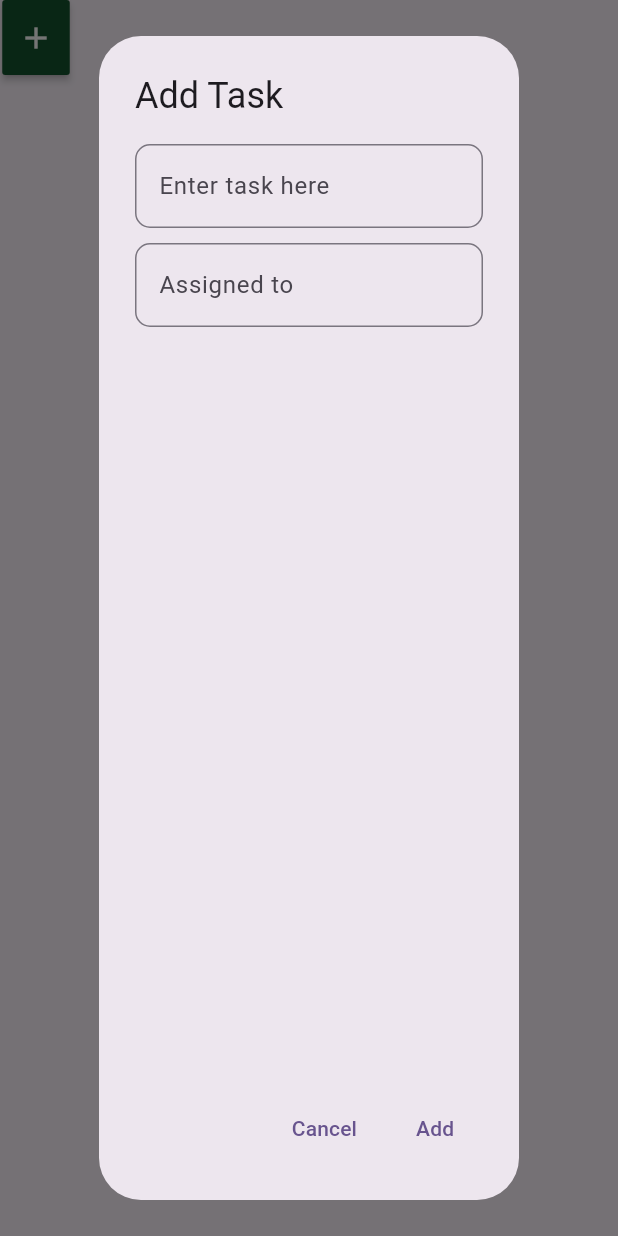
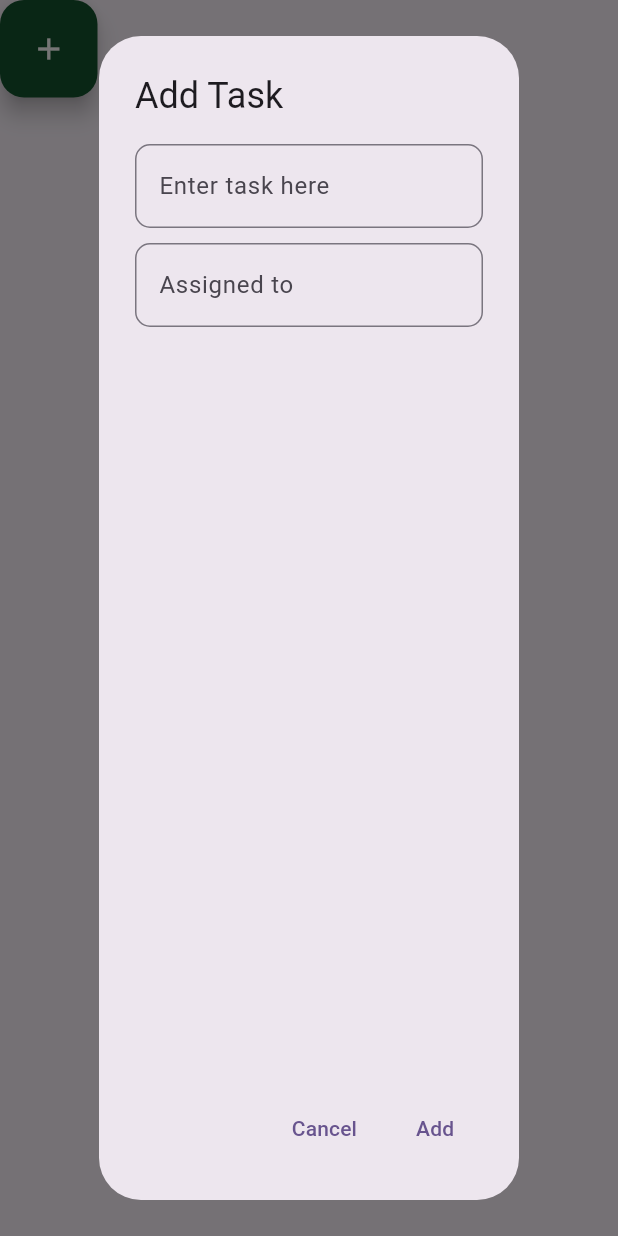
Before and after one commit to PG-002/CoHab, a Flutter app: the AddTasksButton widget shown alone on an empty page, opened directly with empty values, after a tap on the "add" icon, on a phone screen of 412 x 824 dp. Run offline on Flutter 3.47's test engine with Material 3 defaults, Android fonts, the phone set to English and light mode, and no system bars; our stand-ins replace geolocator, google_maps_flutter, jwt_decoder, lucide_icons, socket_io_client; missing offline and left inert: flutter_neat_and_clean_calendar; accounts and stored records are empty; network calls fail.

Commit message:
Update task_list.dart

```diff
--- a/cohab_mobile/lib/task_list.dart
+++ b/cohab_mobile/lib/task_list.dart
@@ -308,14 +308,6 @@ class _TaskListState extends State<TaskList> {
       body: Column(
         children: [
           const SizedBox(height: 5),
-          Row(
-            children: [
-              const SizedBox(width: 350),
-              AddTasksButton(
-                onAddTask: addTask,
-              ),
-            ],
-          ),
           Expanded(
             child: ListView.builder(
               itemCount: tasks.length,
@@ -340,6 +332,15 @@ class _TaskListState extends State<TaskList> {
               },
             ),
           ),
+          Row(
+            children: [
+              const SizedBox(width: 365),
+              AddTasksButton(
+                onAddTask: addTask,
+              ),
+            ],
+          ),
+          const SizedBox(height: 20,),
         ],
       ),
     );
@@ -416,13 +417,16 @@ class _TaskInputState extends State<TaskInput> {
 }
 
 class AddTasksButton extends StatelessWidget {
-  const AddTasksButton({super.key, required this.onAddTask});
+  const AddTasksButton({Key? key, required this.onAddTask}) : super(key: key);
 
   final Function(String) onAddTask;
 
   @override
   Widget build(BuildContext context) {
-    return MaterialButton(
+    return SizedBox(
+      width: 65.0, // Adjust width as needed
+      height: 65.0, // Adjust height as needed
+      child: FloatingActionButton(
         onPressed: () {
           showDialog(
             context: context,
@@ -450,14 +454,12 @@ class AddTasksButton extends StatelessWidget {
             },
           );
         },
-      color: const Color(0xFF14532d),
-      padding: EdgeInsets.zero,
-      minWidth: 45,
-      height: 50,
+        backgroundColor: const Color(0xFF14532d),
         child: const Icon(
           Icons.add,
           color: Colors.white,
         ),
+      ),
     );
   }
 }
```
Lines whose indentation alone changed are shown as unchanged.
